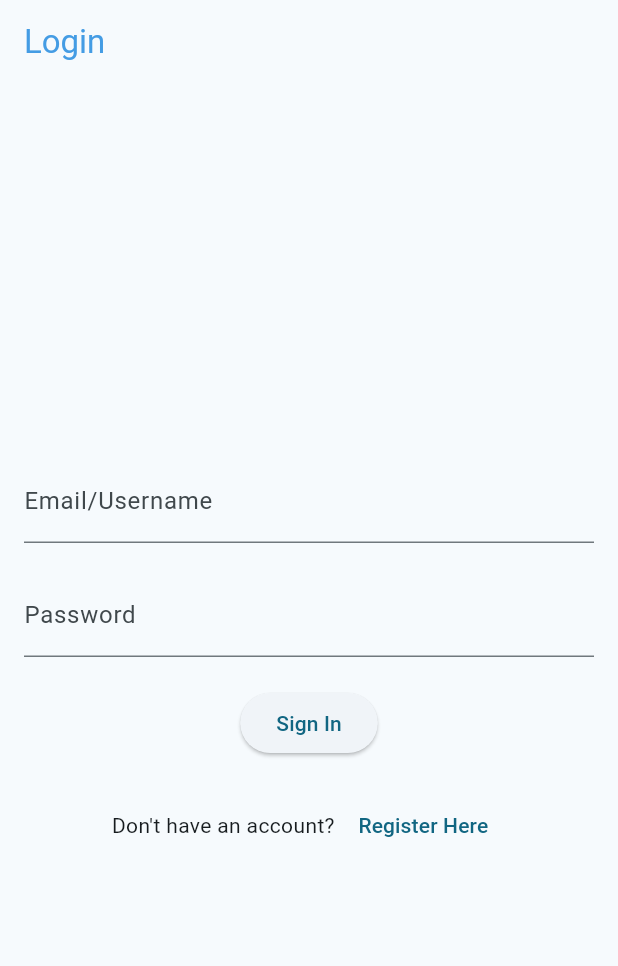
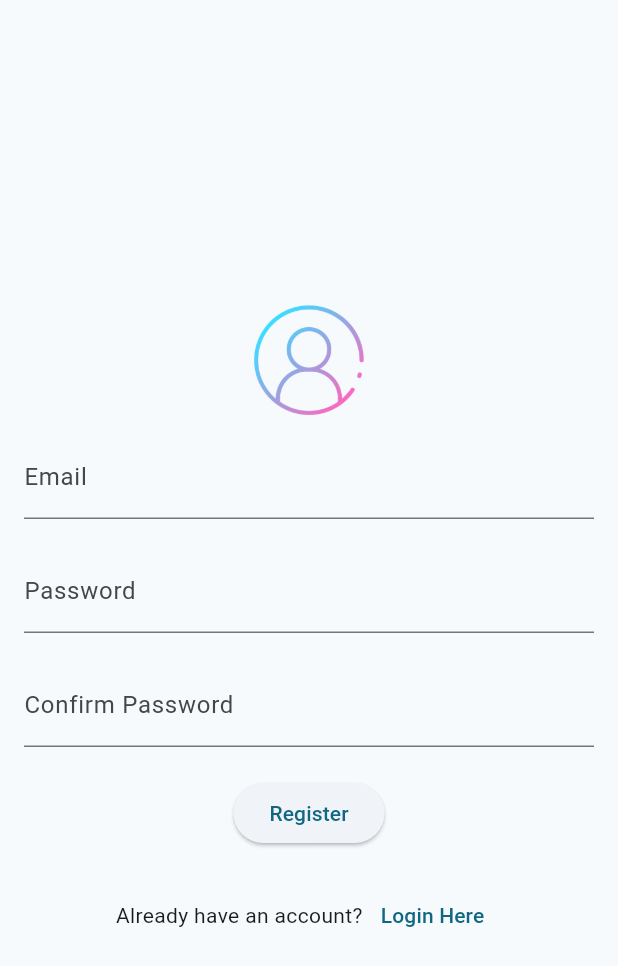
Before and after one commit to ankitgurung17/patient_data_mobile_app_milestone2, a Flutter app: the screen it shows after launch, after a tap on "Register Here", on a phone screen of 412 x 824 dp. Shown: the top 966 px of the screen. Run offline on Flutter 3.47's test engine with Material 3 defaults, Android fonts, the phone set to English and light mode, and no system bars.

Commit message:
Add Register Screen

```diff
--- a/lib/main.dart
+++ b/lib/main.dart
@@ -1,6 +1,5 @@
 import 'package:flutter/material.dart';
 import 'package:patient_data_mobile_app_milestone2/screens/loginScreen.dart';
-
 
 void main() {
   runApp(const MyApp());
@@ -9,7 +8,6 @@ void main() {
 class MyApp extends StatelessWidget {
   const MyApp({super.key});
 
-  // This widget is the root of your application.
   @override
   Widget build(BuildContext context) {
     return MaterialApp(
@@ -19,6 +17,5 @@ class MyApp extends StatelessWidget {
           useMaterial3: true,
         ),
         home: const LoginScreen());
-    // home: const AddPatientRecord());
   }
 }
--- a/lib/screens/loginScreen.dart
+++ b/lib/screens/loginScreen.dart
@@ -1,5 +1,6 @@
 import 'package:flutter/material.dart';
 import 'package:patient_data_mobile_app_milestone2/screens/dashboard.dart';
+import 'package:patient_data_mobile_app_milestone2/screens/registerScreen.dart';
 
 
 class LoginScreen extends StatelessWidget {
@@ -8,14 +9,17 @@ class LoginScreen extends StatelessWidget {
   @override
   Widget build(BuildContext context) {
     return Scaffold(
-      appBar: AppBar(
-        title: const Text('Login', style: TextStyle(color: Color.fromARGB(255, 68, 156, 228)),),
-      ),
       body: Padding(
         padding: const EdgeInsets.all(16.0),
         child: Column(
           mainAxisAlignment: MainAxisAlignment.center,
           children: [
+            Image.asset(
+              'gallery/login.png',
+              height: 100,
+              width: 100,
+            ),
+            const SizedBox(height: 20),
             const TextField(
               decoration: InputDecoration(
                 labelText: 'Email/Username',
@@ -47,7 +51,12 @@ class LoginScreen extends StatelessWidget {
                 const Text("Don't have an account? "),
                 TextButton(
                   onPressed: () {
-                    // Navigate to registration screen
+                    Navigator.push(
+                  context,
+                  MaterialPageRoute(
+                    builder: (context) => RegisterScreen(),
+                  ),
+                    );
                   },
                   child: const Text('Register Here'),
                 ),
--- /dev/null
+++ b/lib/screens/registerScreen.dart
@@ -0,0 +1,100 @@
+import 'package:flutter/material.dart';
+import 'package:patient_data_mobile_app_milestone2/screens/loginScreen.dart';
+
+class RegisterScreen extends StatelessWidget {
+  final _passwordController = TextEditingController();
+  final _formKey = GlobalKey<FormState>();
+
+  RegisterScreen({Key? key}) : super(key: key);
+
+  @override
+  Widget build(BuildContext context) {
+    return Scaffold(
+      body: Padding(
+        padding: const EdgeInsets.all(16.0),
+        child: Column(
+          mainAxisAlignment: MainAxisAlignment.center,
+          children: [
+            Image.asset(
+              'gallery/login.png',
+              height: 100,
+              width: 100,
+            ),
+            TextFormField(
+              decoration: const InputDecoration(
+                labelText: 'Email',
+              ),
+              keyboardType: TextInputType.emailAddress,
+              validator: (value) {
+                if (value == null || value.isEmpty) {
+                  return 'Please enter your email';
+                } else if (!RegExp(r'^[\w-]+(\.[\w-]+)*@[\w-]+(\.[\w-]+)+$')
+                    .hasMatch(value)) {
+                  return 'Please enter a valid email address';
+                }
+                return null;
+              },
+            ),
+            const SizedBox(height: 20),
+            TextFormField(
+              decoration: const InputDecoration(
+                labelText: 'Password',
+              ),
+              obscureText: true,
+              validator: (value) {
+                if (value == null || value.isEmpty) {
+                  return 'Please enter your password';
+                } else if (value.length < 6) {
+                  return 'Password must be at least 6 characters long';
+                }
+                return null;
+              },
+            ),
+            const SizedBox(height: 20),
+            TextFormField(
+              decoration: const InputDecoration(
+                labelText: 'Confirm Password',
+              ),
+              obscureText: true,
+              validator: (value) {
+                if (value == null || value.isEmpty) {
+                  return 'Please confirm your password';
+                } else if (value != _passwordController.text) {
+                  return 'Passwords do not match';
+                }
+                return null;
+              },
+            ),
+            const SizedBox(height: 20),
+            ElevatedButton(
+              onPressed: () {
+                if (_formKey.currentState!.validate()) {
+                  print('Registration successful');
+                }
+              },
+              child: const Text('Register'),
+            ),
+            const SizedBox(height: 20),
+            Row(
+              mainAxisAlignment: MainAxisAlignment.center,
+              children: [
+                const Text("Already have an account?"),
+                TextButton(
+                  onPressed: () {
+                    Navigator.push(
+                      context,
+                      MaterialPageRoute(
+                        builder: (context) => LoginScreen(),
+                      ),
+                    );
+                  },
+                  child: const Text('Login Here'),
+                ),
+              ],
+            ),
+          ],
+        ),
+      ),
+    );
+  }
+}
--- a/lib/screens/updateClinicalData.dart
+++ b/lib/screens/updateClinicalData.dart
@@ -24,7 +24,10 @@ class _NewPatientDataState extends State<UpdateClinicalData> {
   Widget build(BuildContext context) {
     return Scaffold(
       appBar: AppBar(
-        title: const Text('Update Clinical Record', style: TextStyle(color: Color.fromARGB(255, 68, 156, 228)),),
+        title: const Text(
+          'Update Clinical Record',
+          style: TextStyle(color: Color.fromARGB(255, 68, 156, 228)),
+        ),
       ),
       body: Padding(
         padding: const EdgeInsets.all(16.0),
--- a/pubspec.yaml
+++ b/pubspec.yaml
@@ -26,3 +26,4 @@ flutter:
     - gallery/updatePatient.png
     - gallery/view.png
     - gallery/ViewPatient.png
+    - gallery/login.png
```
Also changed, not shown: lib/screens/dashboard.dart (+15 -8 lines), lib/screens/newClinicalData.dart (+5 -3 lines), lib/screens/newPatientData.dart (+12 -7 lines), lib/screens/updatepatientData.dart (+6 -2 lines), lib/screens/viewClinicalData.dart (+10 -4 lines), lib/screens/viewClinicalTests.dart (+7 -3 lines), lib/screens/viewPatientsData.dart (+8 -3 lines), lib/screens/viewpatientDetails.dart (+5 -2 lines), gallery/login.png (added).
